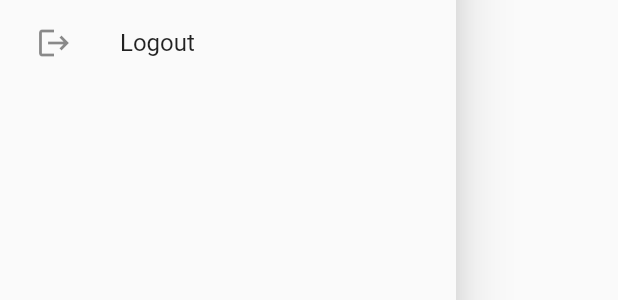
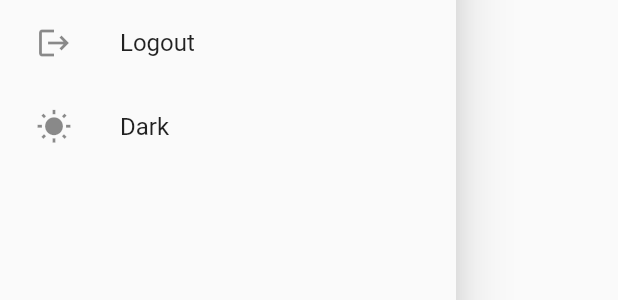
Before and after one commit to resourcesr/app, a Flutter app: the AppDrawer widget shown alone on an empty page, opened directly, on a phone screen of 412 x 824 dp. Shown: the part 517-817 px from the top of the screen. Run offline on Flutter 3.47's test engine with Material 2 defaults, Android fonts, the phone set to English and light mode, and no system bars; our stand-ins replace cloud_firestore, firebase_auth, firebase_messaging, shared_preferences; missing offline and left inert: flutter_downloader; accounts and stored records are empty.

Commit message:
add support to change theme

```diff
--- /dev/null
+++ b/lib/config.dart
@@ -0,0 +1,5 @@
+library config.globals;
+
+import 'package:riphahwebresources/models/ThemeChanger.dart';
+
+ThemeChanger currentTheme = ThemeChanger();
--- a/lib/drawer.dart
+++ b/lib/drawer.dart
@@ -1,4 +1,5 @@
 import "package:flutter/material.dart";
+import 'package:riphahwebresources/config.dart';
 import 'package:riphahwebresources/data/User.dart';
 import 'package:riphahwebresources/pages/Home/home_ui.dart';
 import 'package:riphahwebresources/pages/auth/login_ui.dart';
@@ -86,7 +87,14 @@ class _AppDrawer extends State<AppDrawer> {
                     Navigator.push(context,
                         MaterialPageRoute(builder: (context) => LoginUi()))
                   },
-                )
+                ),
+              ListTile(
+                leading: Icon(Icons.wb_sunny),
+                title: Text(currentTheme.isDark ? "Light" : "Dark"),
+                onTap: () => {
+                  currentTheme.switchTheme(),
+                },
+              )
             ],
           ),
         ),
--- a/lib/main.dart
+++ b/lib/main.dart
@@ -1,3 +1,4 @@
+import 'package:riphahwebresources/config.dart';
 import 'package:riphahwebresources/data/PushNotification.dart';
 import 'package:riphahwebresources/pages/Home/home_ui.dart';
 import 'package:riphahwebresources/pages/klasses_ui.dart';
@@ -5,6 +6,7 @@ import "package:flutter/material.dart";
 import './theme.dart';
 import 'data/User.dart';
 import 'package:provider/provider.dart';
+import './config.dart';
 
 final GlobalKey<NavigatorState> navigatorKey = GlobalKey();
 Future<void> main() async {
@@ -30,6 +32,9 @@ class _WebResourceAppState extends State<WebResourceApp> {
   void initState() {
     PushNotifications().init();
     super.initState();
+    currentTheme.addListener(() {
+      setState(() {});
+    });
   }
 
   @override
@@ -39,6 +44,7 @@ class _WebResourceAppState extends State<WebResourceApp> {
       home: HomeUi(),
       theme: lightTheme(),
       darkTheme: darkTheme(),
+      themeMode: currentTheme.currentTheme(),
       routes: {
         '/classes': (context) => KlassesUi(dep: "fc"),
       },
```
Also changed, not shown: lib/models/ThemeChanger.dart (added, +15 -0 lines).
